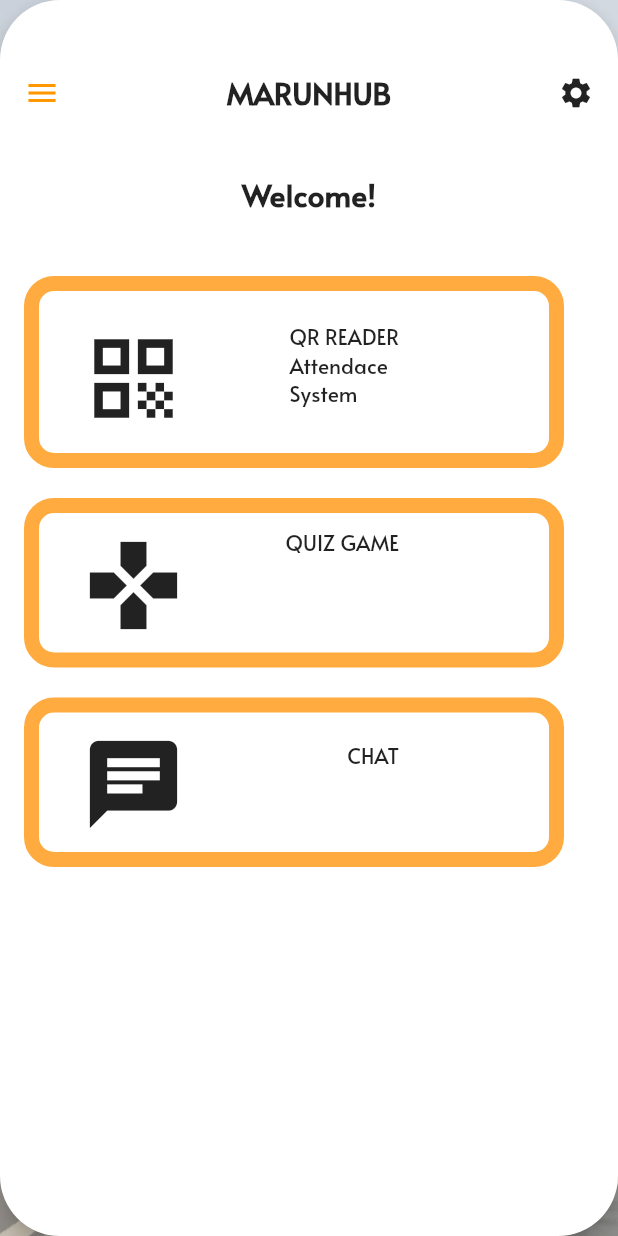
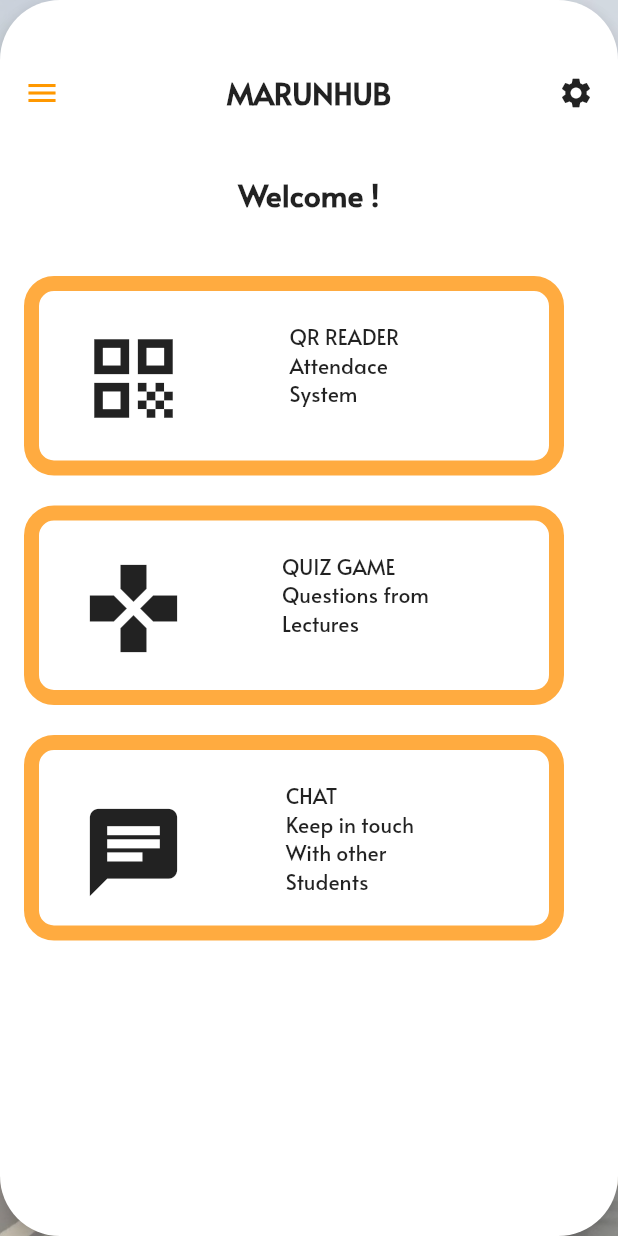
Before and after one commit to Kenreks/CSE3044_ProjectGRP40, a Flutter app: the MenuScreen screen opened directly, on a phone screen of 412 x 824 dp. Run offline on Flutter 3.47's test engine with Material 2 defaults, Android fonts, the light colour scheme and no system bars; our stand-ins replace sqflite, toast; missing offline and left inert: email_auth; accounts and stored records are empty.

Commit message:
menu_done

```diff
--- a/project_unihub/lib/main.dart
+++ b/project_unihub/lib/main.dart
@@ -1,4 +1,5 @@
 import 'package:flutter/material.dart';
+import 'package:project_unihub/screens/Menu/menu_screen.dart';
 import 'package:project_unihub/screens/welcome_screen.dart';
 
 void main() {
@@ -17,6 +18,9 @@ class MyApp extends StatelessWidget {
           primaryColor: Colors.blueAccent,
           scaffoldBackgroundColor: Colors.white),
       home: WelcomeScreen(),
+      routes: {
+        'menu': (BuildContext ctx) => MenuScreen(),
+      },
     );
   }
 }
--- a/project_unihub/lib/screens/Login/components/body.dart
+++ b/project_unihub/lib/screens/Login/components/body.dart
@@ -48,10 +48,11 @@ class Body extends StatelessWidget {
                 } else {
                   if (await registration.Login(email, password)) {
                     Toast.show("Login successful!");
-                    Navigator.push(context,
+                    /*Navigator.push(context,
                         MaterialPageRoute(builder: (context) {
                       return MenuScreen();
-                    }));
+                    }));*/
+                    Navigator.pushNamed(context, 'menu');
                   } else {
                     Toast.show("Wrong email or password");
                   }
--- a/project_unihub/lib/screens/Menu/components/body.dart
+++ b/project_unihub/lib/screens/Menu/components/body.dart
@@ -1,6 +1,7 @@
 import 'package:flutter/material.dart';
 import 'package:path/path.dart';
 import 'package:project_unihub/components/menu_button.dart';
+import 'package:project_unihub/screens/Login/components/body.dart';
 import 'package:project_unihub/screens/Menu/components/background.dart';
 import 'package:project_unihub/screens/Menu/menu_screen.dart';
 import 'package:project_unihub/screens/welcome_screen.dart';
@@ -50,7 +51,7 @@ class _BodyState extends State<Body> with SingleTickerProviderStateMixin {
 
   Widget menu(context) {
     return Padding(
-      padding: const EdgeInsets.only(left: 1),
+      padding: const EdgeInsets.only(left: 5),
       child: Align(
         alignment: Alignment.centerLeft,
         child: Column(
@@ -60,19 +61,21 @@ class _BodyState extends State<Body> with SingleTickerProviderStateMixin {
           children: <Widget>[
             TextButton(
               onPressed: () {
-                Navigator.push(context, MaterialPageRoute(builder: (context) {
-                  return MenuScreen();
-                }));
+                bool isNewRouteSameAsCurrent = false;
+
+                Navigator.popUntil(context, (route) {
+                  if (route.settings.name == 'menu') {
+                    isNewRouteSameAsCurrent = true;
+                  }
+                  return true;
+                });
+
+                if (!isNewRouteSameAsCurrent) {
+                  Navigator.pushNamed(context, 'menu');
+                }
               },
               child: Text("Menu",
-                  style: TextStyle(color: Colors.black, fontSize: 22)),
-            ),
-            TextButton(
-              onPressed: () {
-                print("profile");
-              },
-              child: Text("Profile",
-                  style: TextStyle(color: Colors.black, fontSize: 22)),
+                  style: TextStyle(color: Colors.black, fontSize: 25)),
             ),
             TextButton(
                 onPressed: () {
@@ -82,7 +85,7 @@ class _BodyState extends State<Body> with SingleTickerProviderStateMixin {
                   }));
                 },
                 child: Text("Logout",
-                    style: TextStyle(color: Colors.black, fontSize: 22))),
+                    style: TextStyle(color: Colors.black, fontSize: 25))),
           ],
         ),
       ),
@@ -134,7 +137,7 @@ class _BodyState extends State<Body> with SingleTickerProviderStateMixin {
               Container(
                 alignment: Alignment.center,
                 child: Text(
-                  "Welcome!",
+                  "Welcome " + registration.getUserName() + "!",
                   style: TextStyle(fontWeight: FontWeight.bold, fontSize: 20),
                 ),
               ),
@@ -146,7 +149,7 @@ class _BodyState extends State<Body> with SingleTickerProviderStateMixin {
                   child: Container(
                       margin: const EdgeInsets.only(right: 20),
                       padding: const EdgeInsets.only(
-                          left: 20, right: 100, top: 1, bottom: 30),
+                          left: 20, right: 100, top: 1, bottom: 35),
                       decoration: BoxDecoration(
                           border:
                               Border.all(width: 10, color: Colors.orangeAccent),
@@ -187,7 +190,7 @@ class _BodyState extends State<Body> with SingleTickerProviderStateMixin {
                   child: Container(
                       margin: const EdgeInsets.only(right: 20),
                       padding: const EdgeInsets.only(
-                          left: 20, right: 100, top: 5, bottom: 40),
+                          left: 20, right: 80, top: 1, bottom: 35),
                       decoration: BoxDecoration(
                           border:
                               Border.all(width: 10, color: Colors.orangeAccent),
@@ -206,8 +209,12 @@ class _BodyState extends State<Body> with SingleTickerProviderStateMixin {
                                   Toast.show("Quiz Game");
                                 },
                               ),
-                              Text(
-                                "QUIZ GAME\n",
+                              Container(
+                                alignment: Alignment.center,
+                                padding: const EdgeInsets.only(top: 20),
+                                child: Text(
+                                  "QUIZ GAME\nQuestions from\nLectures",
+                                ),
                               )
                             ],
                           )
@@ -224,7 +231,7 @@ class _BodyState extends State<Body> with SingleTickerProviderStateMixin {
                   child: Container(
                       margin: const EdgeInsets.only(right: 20),
                       padding: const EdgeInsets.only(
-                          left: 20, right: 100, top: 5, bottom: 40),
+                          left: 20, right: 90, top: 1, bottom: 20),
                       decoration: BoxDecoration(
                           border:
                               Border.all(width: 10, color: Colors.orangeAccent),
@@ -243,8 +250,12 @@ class _BodyState extends State<Body> with SingleTickerProviderStateMixin {
                                   Toast.show("Chat");
                                 },
                               ),
-                              Text(
-                                "CHAT",
+                              Container(
+                                alignment: Alignment.center,
+                                padding: const EdgeInsets.only(top: 20),
+                                child: Text(
+                                  "CHAT\nKeep in touch\nWith other\nStudents",
+                                ),
                               )
                             ],
                           )
```
Also changed, not shown: project_unihub/lib/Registration.dart (+7 -0 lines).
